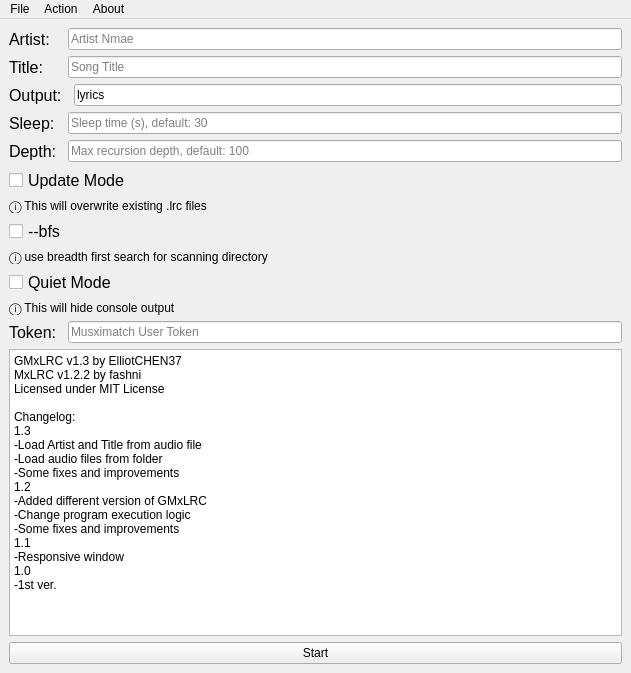
Qt form win.ui (ElliotCHEN37/GMxLRC) before a commit.
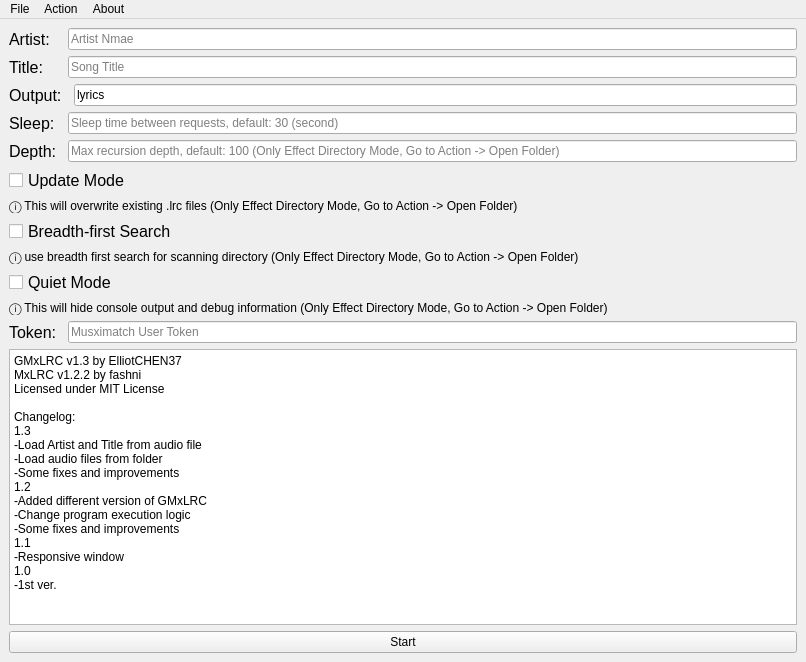
The same form after that commit.

```diff
--- a/win.ui
+++ b/win.ui
@@ -6,8 +6,8 @@
    <rect>
     <x>0</x>
     <y>0</y>
-    <width>631</width>
-    <height>673</height>
+    <width>806</width>
+    <height>662</height>
    </rect>
   </property>
   <property name="font">
@@ -105,7 +105,7 @@
     <item row="3" column="1" colspan="2">
      <widget class="QLineEdit" name="Sleep_in">
       <property name="placeholderText">
-       <string>Sleep time (s), default: 30</string>
+       <string>Sleep time between requests, default: 30 (second)</string>
       </property>
      </widget>
     </item>
@@ -125,7 +125,7 @@
     <item row="4" column="1" colspan="2">
      <widget class="QLineEdit" name="Depth_in">
       <property name="placeholderText">
-       <string>Max recursion depth, default: 100</string>
+       <string>Max recursion depth, default: 100 (Only Effect Directory Mode, Go to Action -&gt; Open Folder)</string>
       </property>
      </widget>
     </item>
@@ -148,30 +148,14 @@
     <item row="6" column="0" colspan="3">
      <widget class="QLabel" name="Update_des">
       <property name="text">
-       <string>ⓘ This will overwrite existing .lrc files</string>
-      </property>
-     </widget>
-    </item>
-    <item row="7" column="0" colspan="2">
-     <widget class="QCheckBox" name="bfs_chk">
-      <property name="font">
-       <font>
-        <family>Arial</family>
-        <pointsize>12</pointsize>
-       </font>
-      </property>
-      <property name="accessibleDescription">
-       <string/>
-      </property>
-      <property name="text">
-       <string>--bfs</string>
+       <string>ⓘ This will overwrite existing .lrc files (Only Effect Directory Mode, Go to Action -&gt; Open Folder)</string>
       </property>
      </widget>
     </item>
     <item row="8" column="0" colspan="3">
      <widget class="QLabel" name="bfs_des">
       <property name="text">
-       <string>ⓘ use breadth first search for scanning directory</string>
+       <string>ⓘ use breadth first search for scanning directory (Only Effect Directory Mode, Go to Action -&gt; Open Folder)</string>
       </property>
      </widget>
     </item>
@@ -194,7 +178,7 @@
     <item row="10" column="0" colspan="3">
      <widget class="QLabel" name="Quiet_des">
       <property name="text">
-       <string>ⓘ This will hide console output</string>
+       <string>ⓘ This will hide console output and debug information (Only Effect Directory Mode, Go to Action -&gt; Open Folder)</string>
       </property>
      </widget>
     </item>
@@ -258,6 +242,22 @@
       </property>
      </widget>
     </item>
+    <item row="7" column="0" colspan="3">
+     <widget class="QCheckBox" name="bfs_chk">
+      <property name="font">
+       <font>
+        <family>Arial</family>
+        <pointsize>12</pointsize>
+       </font>
+      </property>
+      <property name="accessibleDescription">
+       <string/>
+      </property>
+      <property name="text">
+       <string>Breadth-first Search</string>
+      </property>
+     </widget>
+    </item>
    </layout>
   </widget>
   <widget class="QMenuBar" name="menuBar">
@@ -265,7 +265,7 @@
     <rect>
      <x>0</x>
      <y>0</y>
-     <width>631</width>
+     <width>806</width>
      <height>23</height>
     </rect>
    </property>
```
